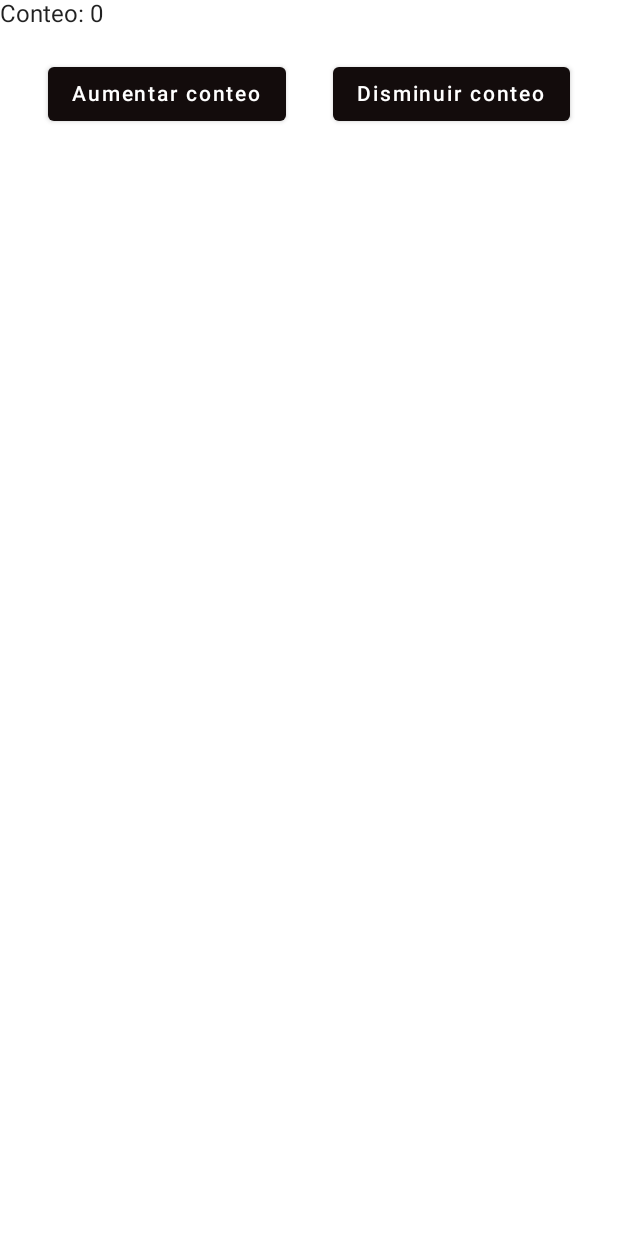
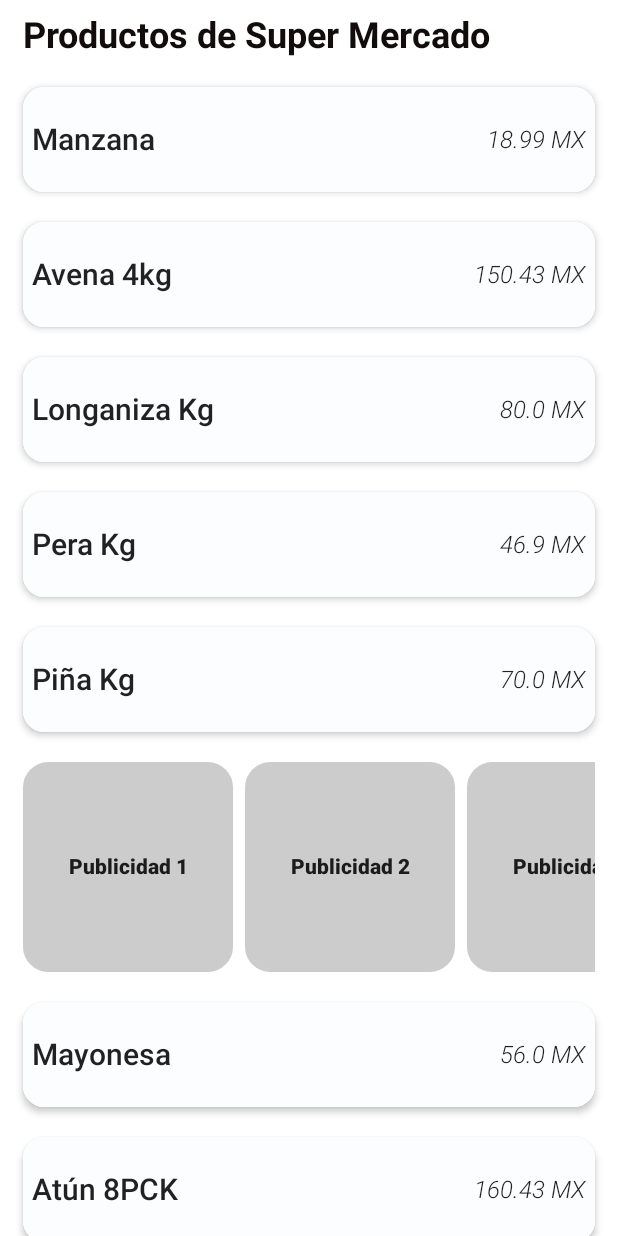
Before and after one commit to JccsISCDeveloper/JetPackCompose, an Android app built with Jetpack Compose: the ReportsScreen screen opened through its navigation route, on a phone screen of 412 x 824 dp. Run offline under Robolectric (Android 15) with nearby library versions, the light colour scheme and no system bars; our stand-ins replace Dagger/Hilt's generated code.

Commit message:
Practica en Reports LazyColumn y LazyRow

```diff
--- a/app/src/main/java/com/jccsisc/irepcp/ui/features/navigation/AppNavigation.kt
+++ b/app/src/main/java/com/jccsisc/irepcp/ui/features/navigation/AppNavigation.kt
@@ -20,7 +20,7 @@ fun AppNavigation(loginViewModel: LoginViewModel) {
     val navController = rememberNavController()
     NavHost(
         navController = navController,
-        startDestination = Screens.SplashScreen.route
+        startDestination = Screens.ReportsScreen.route
     ) {
         //todo eliminar este splash, hacerlo con activity
         composable(Screens.SplashScreen.route) {
--- a/app/src/main/java/com/jccsisc/irepcp/ui/features/reports/ReportsScreen.kt
+++ b/app/src/main/java/com/jccsisc/irepcp/ui/features/reports/ReportsScreen.kt
@@ -1,19 +1,28 @@
 package com.jccsisc.irepcp.ui.features.reports
 
-import androidx.compose.foundation.layout.Arrangement
-import androidx.compose.foundation.layout.Column
-import androidx.compose.foundation.layout.Row
-import androidx.compose.foundation.layout.fillMaxWidth
-import androidx.compose.material.Button
-import androidx.compose.material.Divider
+import androidx.compose.foundation.background
+import androidx.compose.foundation.layout.*
+import androidx.compose.foundation.lazy.LazyColumn
+import androidx.compose.foundation.lazy.LazyRow
+import androidx.compose.foundation.lazy.items
+import androidx.compose.foundation.lazy.itemsIndexed
+import androidx.compose.foundation.shape.RoundedCornerShape
+import androidx.compose.material.Card
 import androidx.compose.material.Text
-import androidx.compose.runtime.*
-import androidx.compose.runtime.saveable.rememberSaveable
+import androidx.compose.runtime.Composable
+import androidx.compose.ui.Alignment
 import androidx.compose.ui.Modifier
+import androidx.compose.ui.draw.clip
 import androidx.compose.ui.graphics.Color
+import androidx.compose.ui.text.TextStyle
+import androidx.compose.ui.text.font.FontStyle
+import androidx.compose.ui.text.font.FontWeight
 import androidx.compose.ui.tooling.preview.Devices
 import androidx.compose.ui.tooling.preview.Preview
 import androidx.compose.ui.unit.dp
+import androidx.compose.ui.unit.sp
+import com.jccsisc.irepcp.ui.theme.BlackAbi
+import com.jccsisc.irepcp.ui.theme.GrayBg
 
 /**
  * Project: IREPCP
@@ -22,30 +31,106 @@ import androidx.compose.ui.unit.dp
  */
 @Composable
 fun ReportsScreen() {
-    var num by rememberSaveable { mutableStateOf(0) }
+    LazyColumn(
+        contentPadding = PaddingValues(vertical = 10.dp, horizontal = 15.dp),
+        verticalArrangement = Arrangement.spacedBy(20.dp)
+    ) {
 
-    Column {
-        Text(text = "Conteo: $num")
+        item {
+            Text(
+                text = "Productos de Super Mercado",
+                style = TextStyle(fontSize = 24.sp, fontWeight = FontWeight.Bold, color = BlackAbi)
+            )
+        }
 
-        Divider(thickness = 20.dp, color = Color.Transparent)
-
-        Row(modifier = Modifier.fillMaxWidth(), horizontalArrangement = Arrangement.SpaceEvenly) {
-            Counter(buttonTitle = "Aumentar conteo") {
-                num++
-            }
-            Counter("Disminuir conteo") {
-                num--
+//        items(listaProductos) { producto ->
+//            CardProducto(producto = producto)
+//        }
+        itemsIndexed(listaProductos) { posicion, producto ->
+            if (posicion % 5 == 0 && posicion != 0) {
+                LazyRow {
+                    items(listaPublicidad) { publicidad ->
+                        CardPublicidad(publicidad = publicidad)
+                    }
+                }
+            } else {
+                CardProducto(producto = producto)
             }
         }
     }
 }
 
+data class Producto(val nombre: String, val precio: Double)
+data class Publicidad(val titulo: String)
+
+private val listaProductos = listOf(
+    Producto(nombre = "Manzana", precio = 18.99),
+    Producto(nombre = "Avena 4kg", precio = 150.43),
+    Producto(nombre = "Longaniza Kg", precio = 80.00),
+    Producto(nombre = "Pera Kg", precio = 46.90),
+    Producto(nombre = "Piña Kg", precio = 70.00),
+    Producto(nombre = "Pepino Kg", precio = 30.50),
+    Producto(nombre = "Mayonesa", precio = 56.00),
+    Producto(nombre = "Atún 8PCK", precio = 160.43),
+    Producto(nombre = "Cereal", precio = 97.63),
+    Producto(nombre = "Leche LALA 12PCK", precio = 315.00),
+    Producto(nombre = "Azúcar", precio = 53.00),
+    Producto(nombre = "Salmón", precio = 359.96),
+    Producto(nombre = "Agua 112PCK", precio = 135.50)
+)
+
+private val listaPublicidad = listOf(
+    Publicidad("Publicidad 1"),
+    Publicidad("Publicidad 2"),
+    Publicidad("Publicidad 3"),
+    Publicidad("Publicidad 4")
+)
+
 @Composable
-fun Counter(buttonTitle: String, updateCount: () -> Unit) {
-    Button(onClick = {
-        updateCount()
-    }) {
-        Text(text = buttonTitle)
+fun CardProducto(producto: Producto) {
+    Card(
+        modifier = Modifier
+            .fillMaxWidth()
+            .height(70.dp),
+        shape = RoundedCornerShape(14.dp),
+        elevation = 3.dp
+    ) {
+        Row(
+            modifier = Modifier
+                .fillMaxSize()
+                .background(GrayBg)
+                .padding(6.dp),
+            horizontalArrangement = Arrangement.SpaceBetween,
+            verticalAlignment = Alignment.CenterVertically
+        ) {
+            Text(
+                text = producto.nombre,
+                style = TextStyle(fontSize = 20.sp, fontWeight = FontWeight.Medium)
+            )
+            Text(
+                text = "${producto.precio} MX",
+                style = TextStyle(
+                    fontSize = 16.sp,
+                    fontWeight = FontWeight.Light,
+                    fontStyle = FontStyle.Italic
+                )
+            )
+        }
+    }
+}
+
+@Composable
+fun CardPublicidad(publicidad: Publicidad) {
+    Box(
+        modifier = Modifier
+            .padding(end = 8.dp)
+            .size(140.dp)
+            .clip(RoundedCornerShape(12))
+            .background(
+                Color.LightGray
+            ), contentAlignment = Alignment.Center
+    ) {
+        Text(text = publicidad.titulo, style = TextStyle(fontWeight = FontWeight.Black))
     }
 }
 
```
